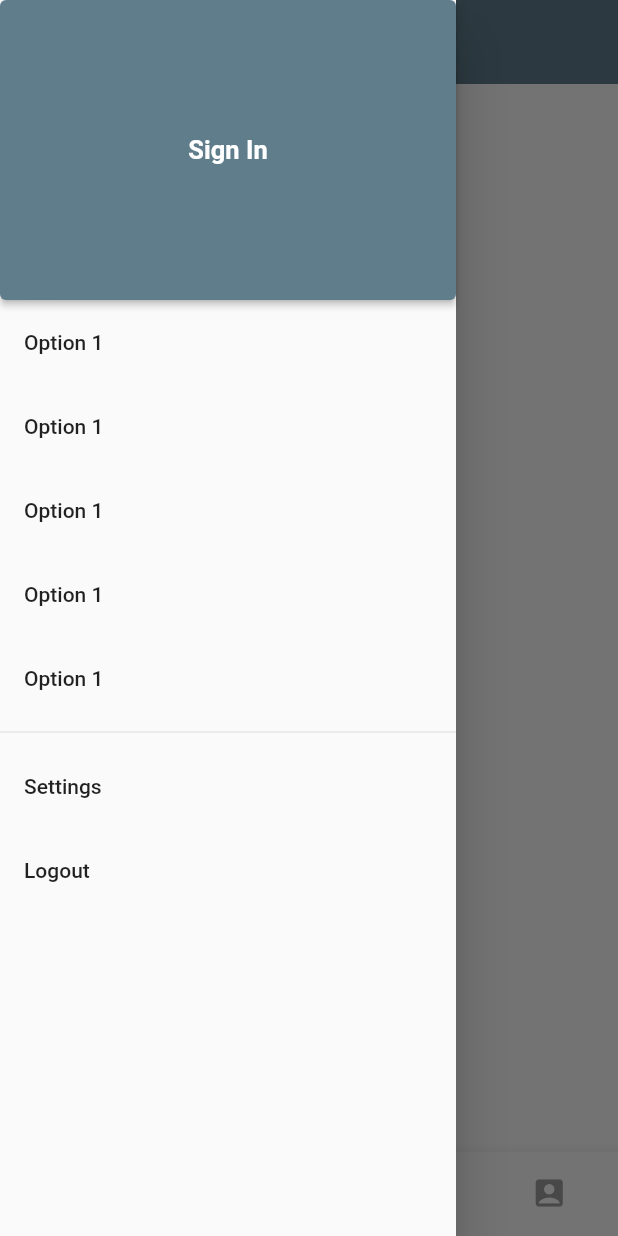
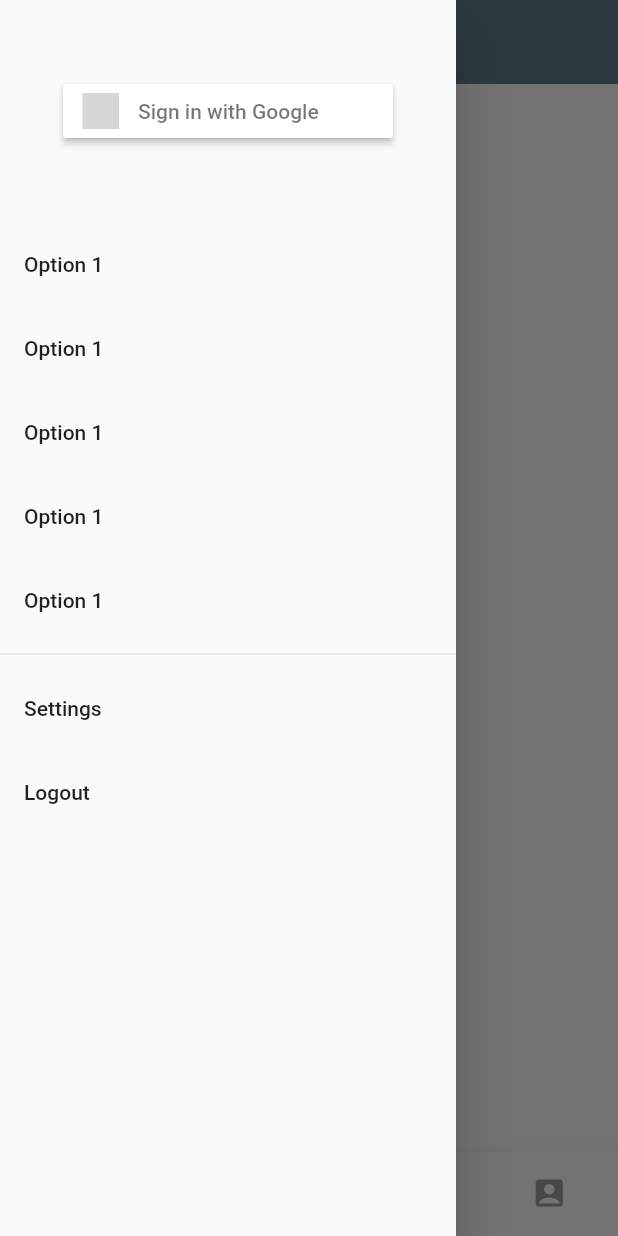
Before and after one commit to Navneet-chaurasia/Topix, a Flutter app: the screen it shows after launch, with the side drawer open, on a phone screen of 412 x 824 dp. Run offline on Flutter 3.47's test engine with Material 2 defaults, Android fonts, the light colour scheme and no system bars; our stand-ins replace cloud_firestore, firebase_auth, firebase_core, flutter_signin_button, flutter_spinkit, fluttertoast and 1 more; accounts and stored records are empty; grey boxes are pictures that could not be loaded.

Commit message:
bug fixed issue #6 closing

```diff
--- a/lib/Auth/UserInfo.dart
+++ b/lib/Auth/UserInfo.dart
@@ -17,19 +17,18 @@ class TopixUserInfo {
 
   static intializeUser(context) async {
     FirebaseAuth auth = FirebaseAuth.instance;
-    User user = auth.currentUser;
-
-    if (user == null) {
+    Stream<User> user = auth.authStateChanges();
+    user.listen((u) async {
+      print(u);
+      if (u == null) {
         loginStatus = false;
-
-      return true;
       } else {
         loginStatus = true;
-      userid = user.uid;
-
+        userid = u.uid;
+        print(u.displayName);
         return await FirebaseFirestore.instance
             .collection('User')
-          .doc(user.uid)
+            .doc(u.uid)
             .get()
             .then((value) async {
           if (value.exists) {
@@ -50,5 +49,6 @@ class TopixUserInfo {
           }
         });
       }
+    });
   }
 }
--- a/lib/commonWidgets/drawer.dart
+++ b/lib/commonWidgets/drawer.dart
@@ -1,4 +1,6 @@
 import 'package:flutter/material.dart';
+import 'package:flutter_signin_button/button_list.dart';
+import 'package:flutter_signin_button/button_view.dart';
 import 'package:topix/Auth/AuthBottomsSheet.dart';
 import 'package:topix/Auth/UserInfo.dart';
 
@@ -25,20 +27,14 @@ class _TopixDrawerState extends State<TopixDrawer> {
                       backgroundImage: NetworkImage(TopixUserInfo.userPic),
                     ),
                   )
-                : Container(
-                    height: 200,
-                    width: double.infinity,
-                    child: ElevatedButton(
-                      onPressed: () {
+                : Padding(
+                    padding: const EdgeInsets.only(top: 50.0, bottom: 50),
+                    child: SignInButton(
+                      Buttons.Google,
+                      text: "Sign in with Google",
+                      onPressed: () async {
                         TopixAuth.showBotttomSheet(context);
                       },
-                      child: Text(
-                        "Sign In",
-                        style: TextStyle(
-                            color: Colors.white,
-                            fontSize: 17,
-                            fontWeight: FontWeight.bold),
-                      ),
                     ),
                   ),
             ListTile(
--- a/lib/primaries/Navigation.dart
+++ b/lib/primaries/Navigation.dart
@@ -52,11 +52,11 @@ class _NavigationState extends State<Navigation> {
   }
 
   getUserInfo() async {
-    if (await TopixUserInfo.intializeUser(context)) {
-      setState(() {
-        isUserInfoLoaded = true;
-      });
-    }
+    await TopixUserInfo.intializeUser(context);
+    print("hii");
+    setState(() {
+      isUserInfoLoaded = true;
+    });
   }
 
   @override
```
Also changed, not shown: lib/Auth/AuthBottomsSheet.dart (+3 -24 lines). Lines whose indentation alone changed are shown as unchanged.
